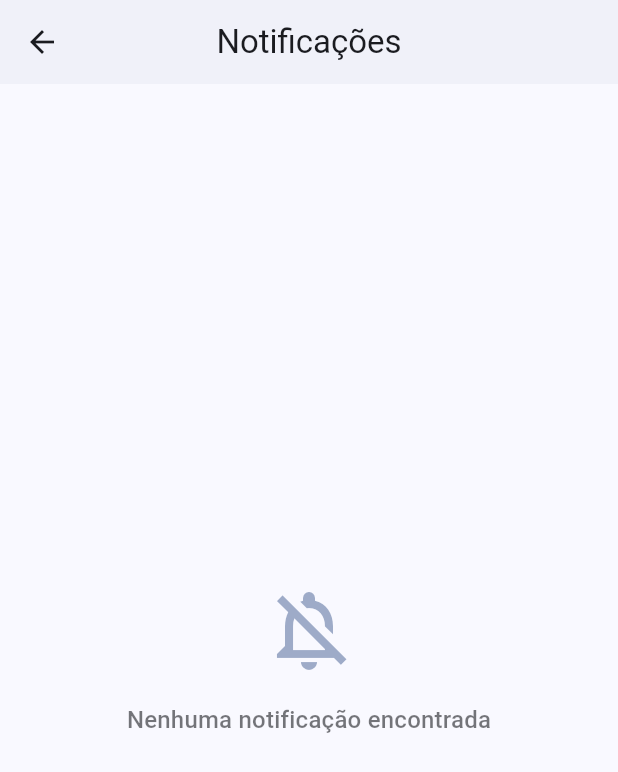
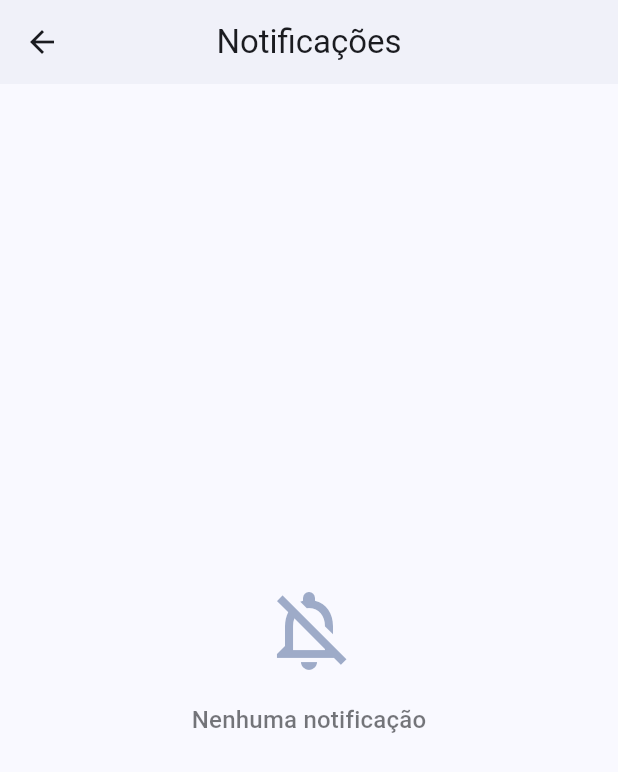
Before and after one commit to TheuZCoder/portaria_condominio, a Flutter app: the NotificationsView screen opened by its route, on a phone screen of 412 x 824 dp. Shown: the top 772 px of the screen. Run offline on Flutter 3.47's test engine with Material 3 defaults, Android fonts, the phone set to English and light mode, and no system bars; our stand-ins replace cloud_firestore, firebase_auth, firebase_core, firebase_messaging, flutter_local_notifications, flutter_map and 7 more; missing offline and left inert: mobile_scanner; accounts and stored records are empty.

Commit message:
atualizacoes de traducao

```diff
--- a/portaria_condominio/lib/localizations/app_localizations_ar.dart
+++ b/portaria_condominio/lib/localizations/app_localizations_ar.dart
@@ -60,6 +60,12 @@ class AppLocalizationsAr {
     'notifications': 'الإشعارات',
     'map': 'الخريطة',
     'chat': 'المحادثة',
+    'chats': 'المحادثات',
+    'chat_list': 'قائمة المحادثات',
+    'new_chat': 'محادثة جديدة',
+    'no_chats': 'لا توجد محادثات',
+    'send_message': 'إرسال رسالة',
+    'type_message': 'اكتب رسالة...',
 
     // Map features
     'map_title': 'الخريطة',
@@ -109,5 +115,40 @@ class AppLocalizationsAr {
     'profile': 'الملف الشخصي',
     'security': 'الأمان',
     'about': 'حول',
+    'email_invalid': 'البريد الإلكتروني غير صالح',
+    'cpf_invalid': 'رقم الهوية غير صالح',
+    'phone_invalid': 'رقم الهاتف غير صالح',
+    'required_field': 'هذا الحقل مطلوب',
+    'invalid_field': 'هذا الحقل غير صالح',
+
+    // QR Code
+    'generate_qr_code': 'إنشاء رمز QR',
+    'view_qr_code': 'عرض رمز QR',
+    'qr_code_title': 'رمز QR للوصول',
+    'qr_code_reader': 'قارئ رمز QR',
+    'scan_qr_code': 'مسح رمز QR',
+    'qr_code_success': 'تم قراءة رمز QR بنجاح',
+    'qr_code_error': 'خطأ في قراءة رمز QR',
+    'invalid_qr_code': 'رمز QR غير صالح',
+    'house_number': 'رقم المنزل',
+
+    // Notifications
+    'send_notification': 'إرسال إشعار',
+    'new_notification': 'تسجيل الإشعارات',
+    'notification_sent': 'تم إرسال الإشعار بنجاح!',
+    'no_notifications': 'لا توجد إشعارات',
+    'error': 'خطأ',
+    'mark_as_read': 'تحديد كمقروء',
+    'mark_as_unread': 'تحديد كغير مقروء',
+    'read': 'مقروء',
+    'unread': 'غير مقروء',
+
+    // Loading and errors
+    'loading_data': 'جار تحميل البيانات...',
+    'error_loading_data': 'خطأ في تحميل البيانات: {error}',
+    'error_saving_data': 'خطأ في حفظ البيانات: {error}',
+    'success': 'نجاح',
+    'warning': 'تحذير',
+    'info': 'معلومات',
   };
 }
--- a/portaria_condominio/lib/localizations/app_localizations_pt.dart
+++ b/portaria_condominio/lib/localizations/app_localizations_pt.dart
@@ -152,25 +152,24 @@ class AppLocalizationsPt {
     'confirm': 'Confirmar',
 
     // Notifications
-    'send_notification': 'Enviar Notificação',
-    'new_notification': 'Nova Notificação',
-    'add_notification': 'Adicionar Notificação',
+    'send_notification': 'Enviar notificação',
+    'new_notification': 'Cadastro de Notificações',
     'notification_sent': 'Notificação enviada com sucesso!',
-    'notification_marked_as_read': 'Notificação marcada como lida',
-    'notification_marked_as_unread': 'Notificação marcada como não lida',
-    'no_notifications': 'Nenhuma notificação encontrada',
-    'fill_all_fields': 'Preencha todos os campos',
+    'no_notifications': 'Nenhuma notificação',
     'error': 'Erro',
     'mark_as_read': 'Marcar como lida',
     'mark_as_unread': 'Marcar como não lida',
+    'read': 'Lida',
+    'unread': 'Não lida',
+    'notification_marked_as_read': 'Notificação marcada como lida',
+    'notification_marked_as_unread': 'Notificação marcada como não lida',
+    'fill_all_fields': 'Preencha todos os campos',
     'delete_notification': 'Excluir notificação',
     'delete_notification_confirmation': 'Tem certeza que deseja excluir esta notificação?',
     'notification_deleted': 'Notificação excluída com sucesso',
     'error_deleting_notification': 'Erro ao excluir notificação',
     'error_updating_notification': 'Erro ao atualizar notificação',
     'error_sending_notification': 'Erro ao enviar notificação',
-    'read': 'Lida',
-    'unread': 'Não lida',
     'notification_status': 'Status da notificação',
 
     // Service Providers
@@ -197,13 +196,13 @@ class AppLocalizationsPt {
     'generate_qr_code': 'Gerar QR Code',
     'view_qr_code': 'Visualizar QR Code',
     'qr_code_title': 'QR Code de Acesso',
-    'house_number': 'Número da Casa',
-    'visitor': 'Visitante',
-    'qr_code_reader': 'Leitor QR Code',
+    'qr_code_reader': 'Leitor de QR Code',
     'scan_qr_code': 'Escanear QR Code',
     'qr_code_success': 'QR Code lido com sucesso',
     'qr_code_error': 'Erro ao ler QR Code',
     'invalid_qr_code': 'QR Code inválido',
+    'house_number': 'Número da Casa',
+    'visitor': 'Visitante',
 
     // Others
     'no_results_found': 'Nenhum resultado encontrado',
--- a/portaria_condominio/lib/localizations/app_localizations_zh.dart
+++ b/portaria_condominio/lib/localizations/app_localizations_zh.dart
@@ -103,6 +103,28 @@ class AppLocalizationsZh {
     'add': '添加',
     'confirm': '确认',
 
+    // QR Code
+    'generate_qr_code': '生成二维码',
+    'view_qr_code': '查看二维码',
+    'qr_code_title': '访问二维码',
+    'qr_code_reader': '二维码扫描器',
+    'scan_qr_code': '扫描二维码',
+    'qr_code_success': '二维码扫描成功',
+    'qr_code_error': '二维码扫描错误',
+    'invalid_qr_code': '无效的二维码',
+    'house_number': '房屋号码',
+
+    // Notifications
+    'send_notification': '发送通知',
+    'new_notification': '通知管理',
+    'notification_sent': '通知发送成功！',
+    'no_notifications': '没有通知',
+    'error': '错误',
+    'mark_as_read': '标记为已读',
+    'mark_as_unread': '标记为未读',
+    'read': '已读',
+    'unread': '未读',
+
     // Others
     'no_results_found': '未找到结果',
     'menu': '菜单',
--- a/portaria_condominio/lib/views/home/home_view.dart
+++ b/portaria_condominio/lib/views/home/home_view.dart
@@ -225,7 +225,7 @@ class HomeView extends StatelessWidget {
                   if (userRole == 'admin')
                     _menuItem(
                       context,
-                      'Cadastro de Notificações',
+                      localizations.translate('new_notification'),
                       Icons.notification_add,
                       '/notificacoesAdmin',
                       configController,
--- a/portaria_condominio/lib/views/qrcode/qr_scanner_view.dart
+++ b/portaria_condominio/lib/views/qrcode/qr_scanner_view.dart
@@ -2,6 +2,7 @@ import 'package:flutter/material.dart';
 import 'package:mobile_scanner/mobile_scanner.dart';
 import 'package:portaria_condominio/controllers/visita_controller.dart';
 import 'package:provider/provider.dart';
+import '../../localizations/app_localizations.dart';
 
 class QRScannerView extends StatefulWidget {
   const QRScannerView({Key? key}) : super(key: key);
@@ -16,9 +17,11 @@ class _QRScannerViewState extends State<QRScannerView> {
 
   @override
   Widget build(BuildContext context) {
+    final localizations = AppLocalizations.of(context);
+
     return Scaffold(
       appBar: AppBar(
-        title: const Text('Leitor QR Code'),
+        title: Text(localizations.translate('qr_code_reader')),
         actions: [
           IconButton(
             icon: ValueListenableBuilder(
@@ -82,26 +85,27 @@ class _QRScannerViewState extends State<QRScannerView> {
     try {
       final visitaController = Provider.of<VisitaController>(context, listen: false);
       final success = await visitaController.processarQRCodeVisita(code);
+      final localizations = AppLocalizations.of(context);
 
       if (!mounted) return;
 
       if (success) {
         ScaffoldMessenger.of(context).showSnackBar(
-          const SnackBar(
-            content: Text('Visita liberada com sucesso!'),
+          SnackBar(
+            content: Text(localizations.translate('qr_code_success')),
             backgroundColor: Colors.green,
             behavior: SnackBarBehavior.floating,
-            margin: EdgeInsets.all(16),
+            margin: const EdgeInsets.all(16),
           ),
         );
         Navigator.of(context).pop();
       } else {
         ScaffoldMessenger.of(context).showSnackBar(
-          const SnackBar(
-            content: Text('QR Code inválido ou visita não encontrada'),
+          SnackBar(
+            content: Text(localizations.translate('invalid_qr_code')),
             backgroundColor: Colors.red,
             behavior: SnackBarBehavior.floating,
-            margin: EdgeInsets.all(16),
+            margin: const EdgeInsets.all(16),
           ),
         );
       }
@@ -109,7 +113,7 @@ class _QRScannerViewState extends State<QRScannerView> {
       if (!mounted) return;
       ScaffoldMessenger.of(context).showSnackBar(
         SnackBar(
-          content: Text('Erro ao processar QR Code: $e'),
+          content: Text(AppLocalizations.of(context)!.translate('qr_code_error')),
           backgroundColor: Colors.red,
           behavior: SnackBarBehavior.floating,
           margin: const EdgeInsets.all(16),
```
Also changed, not shown: portaria_condominio/lib/views/chat/chat_view.dart (+8 -4 lines).
